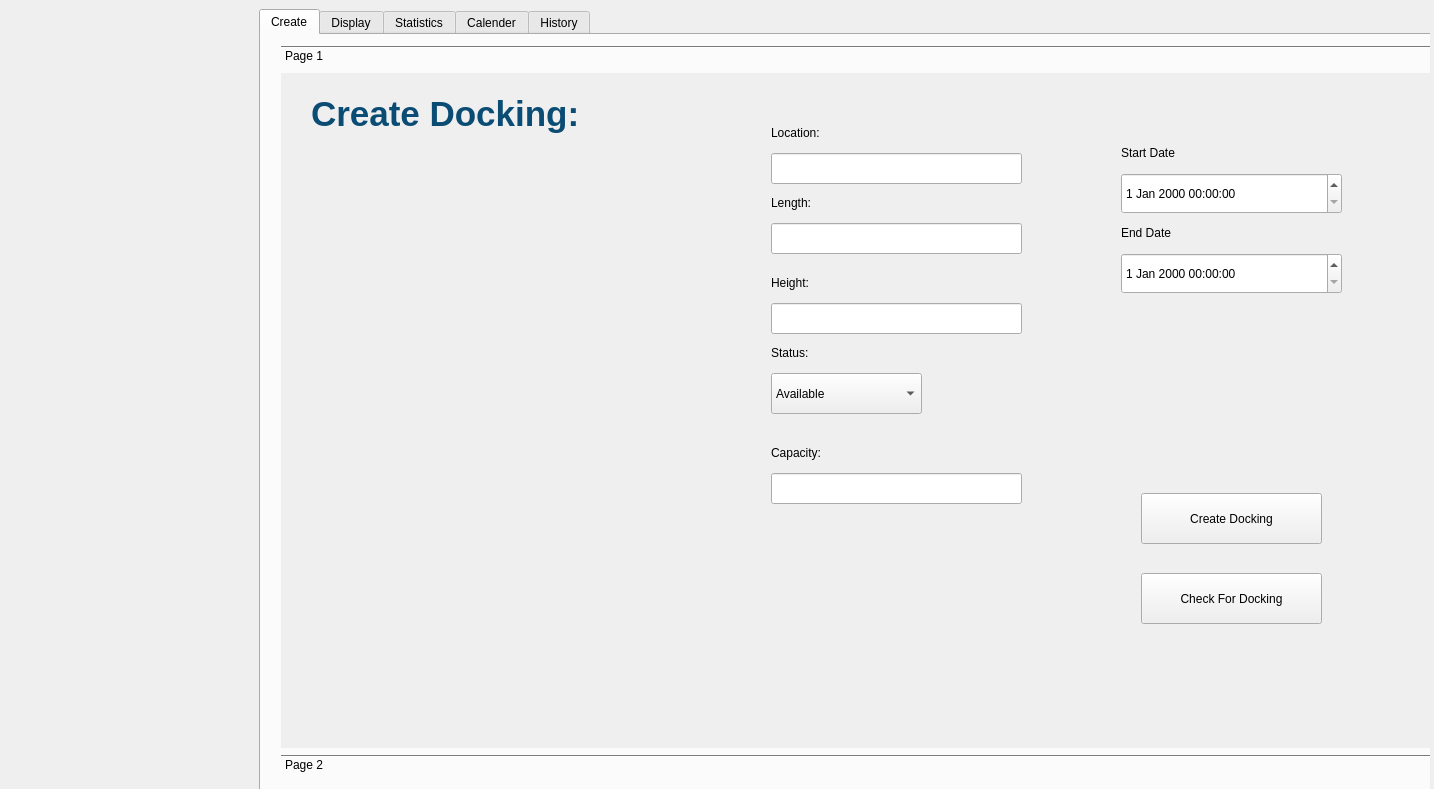
Above: appwindow.ui from TG-o2/Hawata before the change. Below: the same form after it.
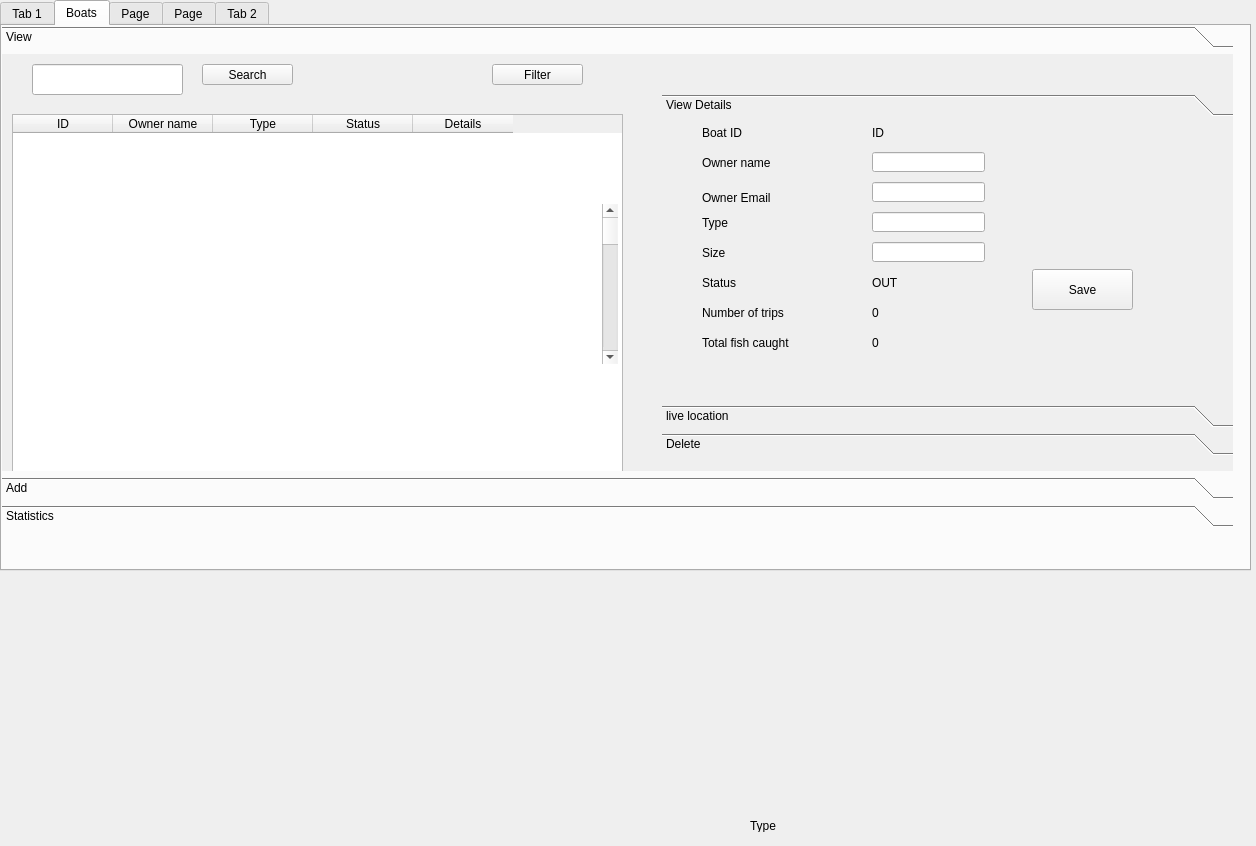
That is the form after the change. The open tabs and pages were chosen to show the change.

Commit message: Boats section

```diff
--- a/appwindow.ui
+++ b/appwindow.ui
@@ -6,33 +6,20 @@
    <rect>
     <x>0</x>
     <y>0</y>
-    <width>1434</width>
-    <height>789</height>
+    <width>1256</width>
+    <height>846</height>
    </rect>
   </property>
   <property name="windowTitle">
    <string>Dialog</string>
   </property>
-  <widget class="QStackedWidget" name="stackedWidget">
-   <property name="geometry">
-    <rect>
-     <x>259</x>
-     <y>9</y>
-     <width>1171</width>
-     <height>781</height>
-    </rect>
-   </property>
-   <property name="currentIndex">
-    <number>0</number>
-   </property>
-   <widget class="QWidget" name="page">
     <widget class="QTabWidget" name="WebBrowsing">
      <property name="geometry">
       <rect>
-       <x>-10</x>
+     <x>0</x>
        <y>0</y>
        <width>1251</width>
-       <height>831</height>
+     <height>571</height>
       </rect>
      </property>
      <property name="currentIndex">
@@ -60,7 +47,7 @@
           <x>0</x>
           <y>0</y>
           <width>1211</width>
-          <height>661</height>
+        <height>683</height>
          </rect>
         </property>
         <attribute name="label">
@@ -422,403 +409,424 @@
          </property>
         </widget>
        </widget>
-       <widget class="QWidget" name="page_4">
-        <property name="geometry">
-         <rect>
-          <x>0</x>
-          <y>0</y>
-          <width>1211</width>
-          <height>661</height>
-         </rect>
-        </property>
-        <attribute name="label">
-         <string>Page 2</string>
-        </attribute>
-       </widget>
-      </widget>
-     </widget>
-     <widget class="QWidget" name="tab_3">
-      <attribute name="title">
-       <string>Page</string>
-      </attribute>
-     </widget>
-     <widget class="QWidget" name="tab_4">
-      <attribute name="title">
-       <string>Page</string>
-      </attribute>
-     </widget>
-     <widget class="QWidget" name="tab_5">
-      <attribute name="title">
-       <string>Page</string>
-      </attribute>
-     </widget>
-     <widget class="QWidget" name="tab_2">
-      <attribute name="title">
-       <string>Tab 2</string>
-      </attribute>
-     </widget>
-    </widget>
-   </widget>
    <widget class="QWidget" name="page_2">
-    <widget class="QTabWidget" name="WebBrowsing_2">
      <property name="geometry">
       <rect>
        <x>0</x>
        <y>0</y>
-       <width>1251</width>
-       <height>831</height>
-      </rect>
-     </property>
-     <property name="currentIndex">
-      <number>1</number>
-     </property>
-     <widget class="QWidget" name="tab_6">
+        <width>100</width>
+        <height>30</height>
+       </rect>
+      </property>
+      <attribute name="label">
+       <string>Page 2</string>
+      </attribute>
+     </widget>
+    </widget>
+   </widget>
+   <widget class="QWidget" name="tab_3">
       <attribute name="title">
-       <string>Create</string>
-      </attribute>
-      <widget class="QToolBox" name="page1">
+     <string>Boats</string>
+    </attribute>
+    <widget class="QToolBox" name="toolBox">
        <property name="geometry">
         <rect>
-         <x>20</x>
-         <y>10</y>
-         <width>1211</width>
-         <height>731</height>
-        </rect>
-       </property>
+       <x>0</x>
+       <y>0</y>
+       <width>1231</width>
+       <height>501</height>
+      </rect>
+     </property>
+     <property name="toolTip">
+      <string>
+</string>
+     </property>
+     <property name="whatsThis">
+      <string>&lt;html&gt;&lt;head/&gt;&lt;body&gt;&lt;p&gt;&lt;br/&gt;&lt;/p&gt;&lt;/body&gt;&lt;/html&gt;</string>
+     </property>
        <property name="currentIndex">
         <number>0</number>
        </property>
-       <widget class="QWidget" name="page_5">
+     <widget class="QWidget" name="page_3">
         <property name="geometry">
          <rect>
           <x>0</x>
           <y>0</y>
-          <width>98</width>
-          <height>28</height>
+        <width>1231</width>
+        <height>429</height>
          </rect>
         </property>
         <attribute name="label">
-         <string>Page 1</string>
-        </attribute>
-        <widget class="QPushButton" name="pushButton_3">
+       <string>View</string>
+      </attribute>
+      <widget class="QTableWidget" name="tableWidget">
          <property name="geometry">
           <rect>
-           <x>860</x>
-           <y>420</y>
-           <width>181</width>
-           <height>51</height>
-          </rect>
-         </property>
+         <x>10</x>
+         <y>60</y>
+         <width>611</width>
+         <height>421</height>
+        </rect>
+       </property>
+       <column>
          <property name="text">
-          <string>Create Docking</string>
-         </property>
-        </widget>
-        <widget class="QLabel" name="label_14">
+         <string>ID</string>
+        </property>
+       </column>
+       <column>
+        <property name="text">
+         <string>Owner name</string>
+        </property>
+       </column>
+       <column>
+        <property name="text">
+         <string>Type</string>
+        </property>
+       </column>
+       <column>
+        <property name="text">
+         <string>Status</string>
+        </property>
+       </column>
+       <column>
+        <property name="text">
+         <string>Details</string>
+        </property>
+       </column>
+      </widget>
+      <widget class="QPushButton" name="Filterbutton">
+       <property name="geometry">
+        <rect>
+         <x>490</x>
+         <y>10</y>
+         <width>91</width>
+         <height>21</height>
+        </rect>
+       </property>
+       <property name="text">
+        <string>Filter</string>
+       </property>
+      </widget>
+      <widget class="QLineEdit" name="lineEdit">
          <property name="geometry">
           <rect>
            <x>30</x>
-           <y>20</y>
-           <width>441</width>
-           <height>41</height>
-          </rect>
-         </property>
-         <property name="styleSheet">
-          <string notr="true">font-family: &quot;Arteks&quot;;
-font-size: 35px;
-    font-weight: bold;
-    color: #0a4c73;</string>
-         </property>
-         <property name="text">
-          <string>Create Docking:</string>
-         </property>
-        </widget>
-        <widget class="QLabel" name="label_15">
-         <property name="geometry">
-          <rect>
-           <x>490</x>
-           <y>50</y>
-           <width>111</width>
-           <height>20</height>
-          </rect>
-         </property>
-         <property name="text">
-          <string>Location:</string>
-         </property>
-        </widget>
-        <widget class="QComboBox" name="role_option_3">
-         <property name="geometry">
-          <rect>
-           <x>490</x>
-           <y>300</y>
+         <y>10</y>
            <width>151</width>
-           <height>41</height>
-          </rect>
-         </property>
-         <item>
-          <property name="text">
-           <string>Available</string>
-          </property>
-         </item>
-         <item>
-          <property name="text">
-           <string>Occupied</string>
-          </property>
-         </item>
-        </widget>
-        <widget class="QLineEdit" name="firstNameEdit_2">
-         <property name="geometry">
-          <rect>
-           <x>490</x>
-           <y>80</y>
-           <width>251</width>
            <height>31</height>
           </rect>
          </property>
-        </widget>
-        <widget class="QLabel" name="label_16">
-         <property name="geometry">
-          <rect>
-           <x>490</x>
-           <y>270</y>
-           <width>111</width>
-           <height>20</height>
-          </rect>
-         </property>
          <property name="text">
-          <string>Status:</string>
-         </property>
-        </widget>
-        <widget class="QLabel" name="label_17">
-         <property name="geometry">
-          <rect>
-           <x>490</x>
-           <y>120</y>
-           <width>111</width>
-           <height>20</height>
-          </rect>
-         </property>
-         <property name="text">
-          <string>Length:</string>
-         </property>
-        </widget>
-        <widget class="QLabel" name="label_18">
-         <property name="geometry">
-          <rect>
-           <x>490</x>
-           <y>200</y>
-           <width>111</width>
-           <height>20</height>
-          </rect>
-         </property>
-         <property name="text">
-          <string>Height:</string>
-         </property>
-        </widget>
-        <widget class="QLineEdit" name="emailEdit_2">
-         <property name="geometry">
-          <rect>
-           <x>490</x>
-           <y>230</y>
-           <width>251</width>
-           <height>31</height>
-          </rect>
-         </property>
-        </widget>
-        <widget class="QLineEdit" name="lastNameEdit_4">
-         <property name="geometry">
-          <rect>
-           <x>490</x>
-           <y>150</y>
-           <width>251</width>
-           <height>31</height>
-          </rect>
+        <string/>
+       </property>
+       <property name="placeholderText">
+        <string/>
          </property>
         </widget>
         <widget class="QPushButton" name="pushButton_4">
          <property name="geometry">
           <rect>
-           <x>860</x>
-           <y>500</y>
-           <width>181</width>
-           <height>51</height>
+         <x>200</x>
+         <y>10</y>
+         <width>91</width>
+         <height>21</height>
           </rect>
          </property>
          <property name="text">
-          <string>Check For Docking</string>
-         </property>
-        </widget>
-        <widget class="QDateTimeEdit" name="dateTimeEdit_3">
+        <string>Search</string>
+       </property>
+      </widget>
+      <widget class="QScrollBar" name="verticalScrollBar">
          <property name="geometry">
           <rect>
-           <x>840</x>
-           <y>100</y>
-           <width>221</width>
-           <height>41</height>
-          </rect>
-         </property>
-        </widget>
-        <widget class="QDateTimeEdit" name="dateTimeEdit_4">
+         <x>600</x>
+         <y>150</y>
+         <width>16</width>
+         <height>160</height>
+        </rect>
+       </property>
+       <property name="orientation">
+        <enum>Qt::Orientation::Vertical</enum>
+       </property>
+      </widget>
+      <widget class="QToolBox" name="toolBox_2">
          <property name="geometry">
           <rect>
-           <x>840</x>
-           <y>180</y>
-           <width>221</width>
-           <height>41</height>
+         <x>660</x>
+         <y>40</y>
+         <width>571</width>
+         <height>361</height>
+        </rect>
+       </property>
+       <property name="currentIndex">
+        <number>2</number>
+       </property>
+       <widget class="QWidget" name="page_6">
+        <property name="geometry">
+         <rect>
+          <x>0</x>
+          <y>0</y>
+          <width>571</width>
+          <height>289</height>
+         </rect>
+        </property>
+        <attribute name="label">
+         <string>View Details</string>
+        </attribute>
+        <widget class="QLabel" name="label_22">
+         <property name="geometry">
+          <rect>
+           <x>40</x>
+           <y>120</y>
+           <width>101</width>
+           <height>21</height>
+          </rect>
+         </property>
+         <property name="text">
+          <string>Size</string>
+         </property>
+        </widget>
+        <widget class="QLabel" name="label_23">
+         <property name="geometry">
+          <rect>
+           <x>40</x>
+           <y>30</y>
+           <width>101</width>
+           <height>21</height>
+          </rect>
+         </property>
+         <property name="text">
+          <string>Owner name</string>
+         </property>
+        </widget>
+        <widget class="QLineEdit" name="lineEdit_8">
+         <property name="geometry">
+          <rect>
+           <x>210</x>
+           <y>60</y>
+           <width>113</width>
+           <height>20</height>
           </rect>
          </property>
         </widget>
         <widget class="QLabel" name="label_24">
          <property name="geometry">
           <rect>
-           <x>840</x>
-           <y>70</y>
-           <width>111</width>
-           <height>20</height>
+           <x>40</x>
+           <y>90</y>
+           <width>91</width>
+           <height>21</height>
           </rect>
          </property>
          <property name="text">
-          <string>Start Date</string>
+          <string>Type</string>
+         </property>
+        </widget>
+        <widget class="QLineEdit" name="lineEdit_9">
+         <property name="geometry">
+          <rect>
+           <x>210</x>
+           <y>90</y>
+           <width>113</width>
+           <height>20</height>
+          </rect>
          </property>
         </widget>
         <widget class="QLabel" name="label_25">
          <property name="geometry">
           <rect>
-           <x>840</x>
+           <x>40</x>
+           <y>60</y>
+           <width>91</width>
+           <height>31</height>
+          </rect>
+         </property>
+         <property name="text">
+          <string>Owner Email</string>
+         </property>
+        </widget>
+        <widget class="QLineEdit" name="lineEdit_10">
+         <property name="geometry">
+          <rect>
+           <x>210</x>
+           <y>30</y>
+           <width>113</width>
+           <height>20</height>
+          </rect>
+         </property>
+        </widget>
+        <widget class="QLabel" name="label_26">
+         <property name="geometry">
+          <rect>
+           <x>40</x>
            <y>150</y>
            <width>111</width>
+           <height>21</height>
+          </rect>
+         </property>
+         <property name="text">
+          <string>Status</string>
+         </property>
+        </widget>
+        <widget class="QLineEdit" name="lineEdit_12">
+         <property name="geometry">
+          <rect>
+           <x>210</x>
+           <y>120</y>
+           <width>113</width>
            <height>20</height>
           </rect>
          </property>
+        </widget>
+        <widget class="QPushButton" name="pushButton_6">
+         <property name="geometry">
+          <rect>
+           <x>370</x>
+           <y>147</y>
+           <width>101</width>
+           <height>41</height>
+          </rect>
+         </property>
          <property name="text">
-          <string>End Date</string>
+          <string>Save</string>
+         </property>
+        </widget>
+        <widget class="QLabel" name="label_27">
+         <property name="geometry">
+          <rect>
+           <x>40</x>
+           <y>180</y>
+           <width>111</width>
+           <height>21</height>
+          </rect>
+         </property>
+         <property name="text">
+          <string>Number of trips</string>
          </property>
         </widget>
         <widget class="QLabel" name="label_28">
          <property name="geometry">
           <rect>
-           <x>490</x>
-           <y>370</y>
+           <x>40</x>
+           <y>210</y>
            <width>111</width>
-           <height>20</height>
+           <height>21</height>
           </rect>
          </property>
          <property name="text">
-          <string>Capacity:</string>
-         </property>
-        </widget>
-        <widget class="QLineEdit" name="emailEdit_4">
-         <property name="geometry">
-          <rect>
-           <x>490</x>
-           <y>400</y>
-           <width>251</width>
-           <height>31</height>
-          </rect>
-         </property>
-        </widget>
-       </widget>
-       <widget class="QWidget" name="page_6">
-        <property name="geometry">
-         <rect>
-          <x>0</x>
-          <y>0</y>
-          <width>98</width>
-          <height>28</height>
-         </rect>
-        </property>
-        <attribute name="label">
-         <string>Page 2</string>
-        </attribute>
-       </widget>
-      </widget>
-     </widget>
-     <widget class="QWidget" name="tab_8">
-      <attribute name="title">
-       <string>Display</string>
-      </attribute>
-      <widget class="QTableView" name="tableView">
-       <property name="geometry">
-        <rect>
-         <x>410</x>
-         <y>190</y>
-         <width>691</width>
-         <height>321</height>
-        </rect>
-       </property>
-      </widget>
-      <widget class="QLabel" name="label">
-       <property name="geometry">
-        <rect>
-         <x>422</x>
-         <y>129</y>
-         <width>71</width>
-         <height>31</height>
-        </rect>
-       </property>
-       <property name="styleSheet">
-        <string notr="true">QLabel {
-    color: Black;
-    font-size: 18px;
-    font-weight: bold;
-    font-family: Arial;
-}
-</string>
-       </property>
-       <property name="text">
-        <string>Search</string>
-       </property>
-      </widget>
-      <widget class="QLineEdit" name="lineEdit">
-       <property name="geometry">
-        <rect>
-         <x>510</x>
-         <y>125</y>
-         <width>251</width>
-         <height>41</height>
-        </rect>
+          <string>Total fish caught</string>
        </property>
       </widget>
       <widget class="QLabel" name="label_29">
        <property name="geometry">
         <rect>
-         <x>820</x>
-         <y>120</y>
+           <x>210</x>
+           <y>150</y>
          <width>111</width>
-         <height>51</height>
-        </rect>
-       </property>
-       <property name="styleSheet">
-        <string notr="true">QLabel {
-    color: Black;
-    font-size: 18px;
-    font-weight: bold;
-    font-family: Arial;
-}
-</string>
-       </property>
+           <height>21</height>
+          </rect>
+         </property>
+         <property name="text">
+          <string>OUT</string>
+         </property>
+        </widget>
+        <widget class="QLabel" name="label_31">
+         <property name="geometry">
+          <rect>
+           <x>40</x>
+           <y>0</y>
+           <width>111</width>
+           <height>21</height>
+          </rect>
+         </property>
        <property name="text">
-        <string>Sorted By</string>
-       </property>
-      </widget>
-      <widget class="QComboBox" name="comboBox">
+          <string>Boat ID</string>
+         </property>
+        </widget>
+        <widget class="QLabel" name="label_30">
        <property name="geometry">
         <rect>
-         <x>920</x>
-         <y>120</y>
-         <width>161</width>
-         <height>51</height>
-        </rect>
-       </property>
-       <item>
+           <x>210</x>
+           <y>180</y>
+           <width>111</width>
+           <height>21</height>
+          </rect>
+         </property>
         <property name="text">
-         <string>Status</string>
-        </property>
-       </item>
-       <item>
+          <string>0</string>
+         </property>
+        </widget>
+        <widget class="QLabel" name="label_32">
+         <property name="geometry">
+          <rect>
+           <x>210</x>
+           <y>210</y>
+           <width>111</width>
+           <height>21</height>
+          </rect>
+         </property>
         <property name="text">
-         <string>Capacity</string>
-        </property>
-       </item>
+          <string>0</string>
+         </property>
+        </widget>
+        <widget class="QLabel" name="label_33">
+         <property name="geometry">
+          <rect>
+           <x>210</x>
+           <y>0</y>
+           <width>111</width>
+           <height>21</height>
+          </rect>
+         </property>
+         <property name="text">
+          <string>ID</string>
+         </property>
+        </widget>
+       </widget>
+       <widget class="QWidget" name="page_8">
+        <attribute name="label">
+         <string>live location</string>
+        </attribute>
+        <widget class="QGraphicsView" name="graphicsView_3">
+         <property name="geometry">
+          <rect>
+           <x>80</x>
+           <y>30</y>
+           <width>401</width>
+           <height>201</height>
+          </rect>
+         </property>
+        </widget>
+       </widget>
+       <widget class="QWidget" name="page_7">
+        <property name="geometry">
+         <rect>
+          <x>0</x>
+          <y>0</y>
+          <width>571</width>
+          <height>289</height>
+         </rect>
+        </property>
+        <attribute name="label">
+         <string>Delete</string>
+        </attribute>
+        <widget class="QLabel" name="label_34">
+         <property name="geometry">
+          <rect>
+           <x>50</x>
+           <y>30</y>
+           <width>331</width>
+           <height>41</height>
+          </rect>
+         </property>
+         <property name="font">
+          <font>
+           <pointsize>13</pointsize>
+          </font>
+         </property>
+         <property name="text">
+          <string>Are you sure you want to delete this ship?</string>
+         </property>
       </widget>
       <widget class="QPushButton" name="pushButton_7">
        <property name="geometry">
@@ -845,7 +853,14 @@
         <string>Delete</string>
        </property>
       </widget>
-      <widget class="QPushButton" name="pushButton_11">
+       </widget>
+      </widget>
+     </widget>
+     <widget class="QWidget" name="page_5">
+      <attribute name="label">
+       <string>Add</string>
+      </attribute>
+      <widget class="QLineEdit" name="lineEdit_2">
        <property name="geometry">
         <rect>
          <x>710</x>
@@ -873,31 +888,137 @@
       <widget class="QPushButton" name="pushButton_12">
        <property name="geometry">
         <rect>
-         <x>870</x>
-         <y>540</y>
-         <width>141</width>
-         <height>51</height>
+         <x>40</x>
+         <y>5</y>
+         <width>131</width>
+         <height>31</height>
         </rect>
        </property>
-       <property name="styleSheet">
-        <string notr="true">QPushButton {
-    background-color: #3498db;
-    color: white;
-    font-size: 16px;
-    font-weight: bold;
-    border: none;
-    border-radius: 8px;
-    padding: 8px 16px;
-}
-</string>
+       <property name="font">
+        <font>
+         <pointsize>15</pointsize>
+        </font>
        </property>
        <property name="text">
-        <string>Export PDF</string>
+        <string>Add Boat</string>
        </property>
       </widget>
-     </widget>
-     <widget class="QWidget" name="tab_10">
-      <attribute name="title">
+      <widget class="QLabel" name="label_15">
+       <property name="geometry">
+        <rect>
+         <x>40</x>
+         <y>80</y>
+         <width>91</width>
+         <height>31</height>
+        </rect>
+       </property>
+       <property name="text">
+        <string>Owner Email</string>
+       </property>
+      </widget>
+      <widget class="QLabel" name="label_16">
+       <property name="geometry">
+        <rect>
+         <x>40</x>
+         <y>110</y>
+         <width>91</width>
+         <height>21</height>
+        </rect>
+       </property>
+       <property name="text">
+        <string>Type</string>
+       </property>
+      </widget>
+      <widget class="QLabel" name="label_17">
+       <property name="geometry">
+        <rect>
+         <x>40</x>
+         <y>140</y>
+         <width>101</width>
+         <height>21</height>
+        </rect>
+       </property>
+       <property name="text">
+        <string>Size</string>
+       </property>
+      </widget>
+      <widget class="QLineEdit" name="lineEdit_3">
+       <property name="geometry">
+        <rect>
+         <x>210</x>
+         <y>80</y>
+         <width>113</width>
+         <height>20</height>
+        </rect>
+       </property>
+      </widget>
+      <widget class="QLineEdit" name="lineEdit_4">
+       <property name="geometry">
+        <rect>
+         <x>210</x>
+         <y>110</y>
+         <width>113</width>
+         <height>20</height>
+        </rect>
+       </property>
+      </widget>
+      <widget class="QLineEdit" name="lineEdit_5">
+       <property name="geometry">
+        <rect>
+         <x>210</x>
+         <y>140</y>
+         <width>113</width>
+         <height>20</height>
+        </rect>
+       </property>
+      </widget>
+      <widget class="QPushButton" name="pushButton_5">
+       <property name="geometry">
+        <rect>
+         <x>220</x>
+         <y>220</y>
+         <width>91</width>
+         <height>21</height>
+        </rect>
+       </property>
+       <property name="text">
+        <string>Save</string>
+       </property>
+      </widget>
+      <widget class="QLabel" name="label_18">
+       <property name="geometry">
+        <rect>
+         <x>40</x>
+         <y>170</y>
+         <width>111</width>
+         <height>21</height>
+        </rect>
+       </property>
+       <property name="text">
+        <string>Last maintenance date</string>
+       </property>
+      </widget>
+      <widget class="QLineEdit" name="lineEdit_6">
+       <property name="geometry">
+        <rect>
+         <x>210</x>
+         <y>170</y>
+         <width>113</width>
+         <height>20</height>
+        </rect>
+       </property>
+      </widget>
+     </widget>
+     <widget class="QWidget" name="page_4">
+      <property name="geometry">
+       <rect>
+        <x>0</x>
+        <y>0</y>
+        <width>1231</width>
+        <height>429</height>
+       </rect>
+      </property>
+      <attribute name="label">
        <string>Statistics</string>
       </attribute>
       <widget class="QGraphicsView" name="graphicsView">
@@ -910,73 +1031,37 @@
         </rect>
        </property>
       </widget>
-      <widget class="QLabel" name="label_42">
-       <property name="geometry">
-        <rect>
-         <x>140</x>
-         <y>70</y>
-         <width>131</width>
-         <height>41</height>
-        </rect>
-       </property>
-       <property name="styleSheet">
-        <string notr="true">QLabel {
-    color: Black;
-    font-size: 25px;
-    font-weight: bold;
-    font-family: Arial;
-}
-</string>
-       </property>
-       <property name="text">
-        <string>Chart :</string>
-       </property>
-      </widget>
-     </widget>
-     <widget class="QWidget" name="tab_11">
+     </widget>
+    </widget>
+   </widget>
+   <widget class="QWidget" name="tab_4">
       <attribute name="title">
-       <string>Calender</string>
-      </attribute>
-      <widget class="QCalendarWidget" name="calendarWidget">
-       <property name="geometry">
-        <rect>
-         <x>260</x>
-         <y>160</y>
-         <width>601</width>
-         <height>451</height>
-        </rect>
-       </property>
-      </widget>
-      <widget class="QLabel" name="label_41">
+     <string>Page</string>
+    </attribute>
+   </widget>
+   <widget class="QWidget" name="tab_5">
+    <attribute name="title">
+     <string>Page</string>
+    </attribute>
+   </widget>
+   <widget class="QWidget" name="tab_2">
+    <attribute name="title">
+     <string>Tab 2</string>
+    </attribute>
+   </widget>
+  </widget>
+  <widget class="QLabel" name="label_19">
        <property name="geometry">
         <rect>
-         <x>100</x>
-         <y>60</y>
-         <width>171</width>
-         <height>51</height>
-        </rect>
-       </property>
-       <property name="styleSheet">
-        <string notr="true">QLabel {
-    color: Black;
-    font-size: 25px;
-    font-weight: bold;
-    font-family: Arial;
-}
-</string>
-       </property>
+     <x>750</x>
+     <y>820</y>
+     <width>37</width>
+     <height>12</height>
+    </rect>
+   </property>
        <property name="text">
-        <string>Calender :</string>
-       </property>
-      </widget>
-     </widget>
-     <widget class="QWidget" name="tab_12">
-      <attribute name="title">
-       <string>History</string>
-      </attribute>
-     </widget>
-    </widget>
-   </widget>
+    <string>Type</string>
+   </property>
   </widget>
  </widget>
  <resources/>
```
Left out of the diff: 102 changed lines with no effect on the pictures. Lines whose indentation alone changed are shown as unchanged. The commit also changes 120 other files.
